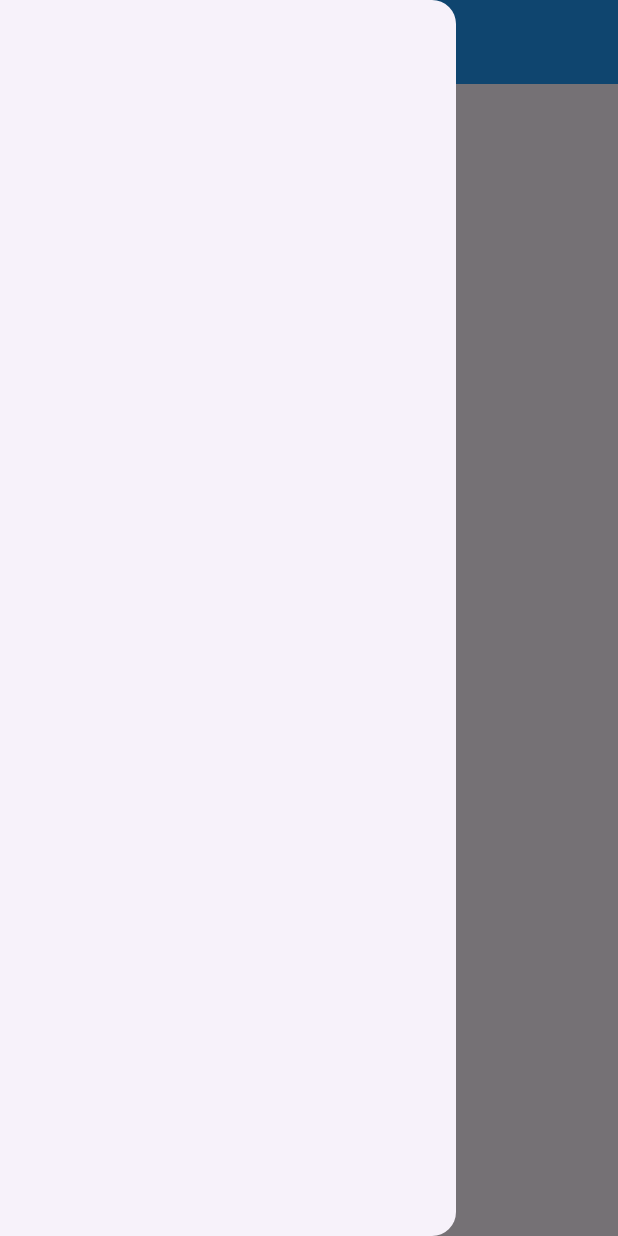
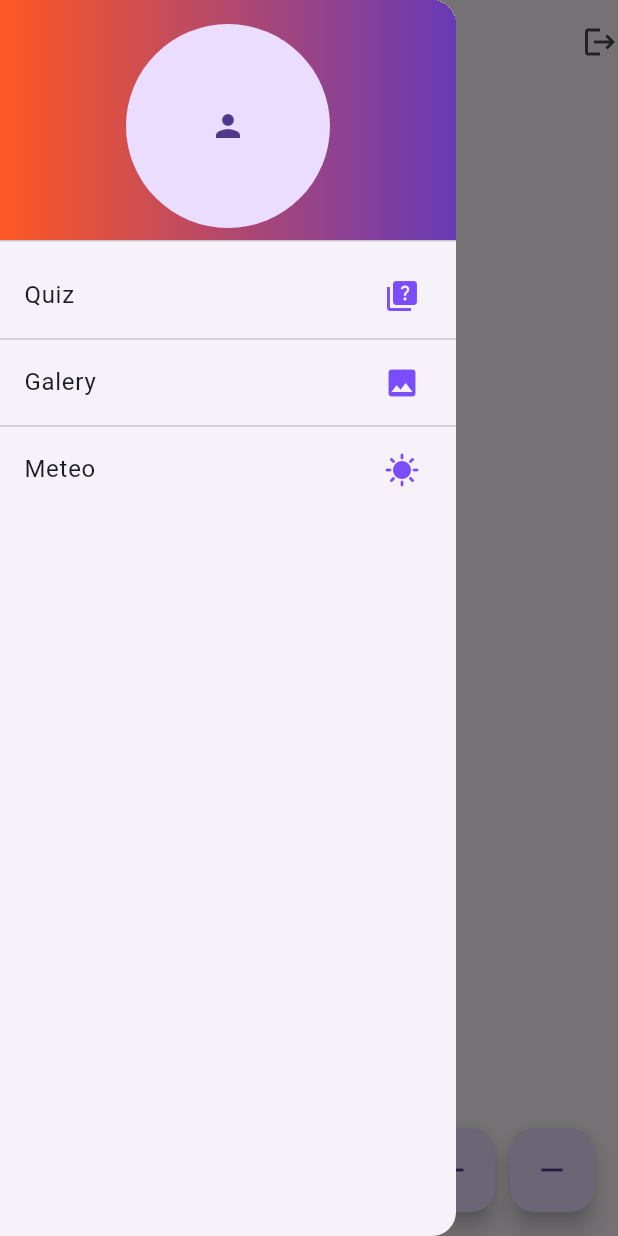
Before and after one commit to victoireMyinda/github-user-appmobile, a Flutter app: the screen it shows after launch, with the side drawer open, on a phone screen of 412 x 824 dp. Run offline on Flutter 3.47's test engine with Material 3 defaults, Android fonts, the light colour scheme and no system bars; our stand-ins replace get.

Commit message:
main:update

```diff
--- a/lib/config/router.dart
+++ b/lib/config/router.dart
@@ -1,4 +1,4 @@
-import 'package:formation/presentation/screens/home/home.dart';
+import 'package:formation/presentation/screens/home/home.screen.dart';
 import 'package:get/get_navigation/src/routes/get_route.dart';
 import 'package:get/get_navigation/src/routes/transitions_type.dart';
 
@@ -6,7 +6,7 @@ List<GetPage<dynamic>> getPages() {
   return [
     GetPage(
       name: '/',
-      page: () => const HomePageScreen(),
+      page: () => const HomeScreen(),
       transition: Transition.cupertino,
     ),
   ];
--- a/lib/main.dart
+++ b/lib/main.dart
@@ -1,6 +1,5 @@
 import 'package:flutter/material.dart';
 import 'package:formation/config/router.dart';
-import 'package:formation/presentation/screens/home/home.dart';
 import 'package:get/get.dart';
 
 void main() {
@@ -16,6 +15,8 @@ class MyApp extends StatelessWidget {
       debugShowCheckedModeBanner: false,
       initialRoute: '/',
       getPages: getPages(),
+      // translations: MyTranslations(),
+      locale: Locale('en', 'US'),
     );
   }
 }
--- a/lib/presentation/screens/home/home.dart
+++ /dev/null
@@ -1,16 +0,0 @@
-import 'package:flutter/material.dart';
-
-class HomePageScreen extends StatelessWidget {
-  const HomePageScreen({super.key});
-
-  @override
-  Widget build(BuildContext context) {
-    return Scaffold(
-      appBar: AppBar(title: const Text("Home"), backgroundColor: Colors.blue,),
-      drawer: const Drawer(),
-      body: const Center(
-        child: Text("Page home"),
-      ),
-    );
-  }
-}
--- /dev/null
+++ b/lib/presentation/screens/home/home.screen.dart
@@ -0,0 +1,54 @@
+import 'package:flutter/material.dart';
+import 'package:formation/presentation/widgets/drawer.widget.dart';
+
+class HomeScreen extends StatefulWidget {
+  const HomeScreen({super.key});
+
+  @override
+  State<HomeScreen> createState() => _HomeScreenState();
+}
+
+class _HomeScreenState extends State<HomeScreen> {
+  int counter = 1;
+
+  @override
+  Widget build(BuildContext context) {
+    return Scaffold(
+      drawer: const myDrawer(),
+      appBar: AppBar(
+        title: const Text("Home"),
+        actions: const [Icon(Icons.logout)],
+      ),
+      floatingActionButton: Row(
+        mainAxisAlignment: MainAxisAlignment.end,
+        children: [
+          FloatingActionButton(
+              child: const Icon(Icons.add),
+              onPressed: () {
+                ++counter;
+                setState(() {
+                  counter;
+                });
+              }),
+          const SizedBox(
+            width: 10,
+          ),
+          FloatingActionButton(
+              child: const Icon(Icons.remove),
+              onPressed: () {
+                --counter;
+                setState(() {
+                  counter;
+                });
+              }),
+        ],
+      ),
+      body: Center(
+        child: Text(
+          "Counter :  $counter",
+          textAlign: TextAlign.center,
+        ),
+      ),
+    );
+  }
+}
--- /dev/null
+++ b/lib/presentation/widgets/drawer.widget.dart
@@ -0,0 +1,49 @@
+import 'package:flutter/material.dart';
+
+class myDrawer extends StatelessWidget {
+  const myDrawer({super.key});
+
+  @override
+  Widget build(BuildContext context) {
+     return Drawer(
+    child: ListView(
+      children: const [
+        DrawerHeader(
+          decoration: BoxDecoration(
+            gradient: LinearGradient(
+              colors: [
+                Colors.deepOrange,
+                Colors.deepPurple
+              ],
+            )
+          ),
+          child: CircleAvatar(
+            child: Icon(Icons.person),
+          ),
+        ),
+        ListTile(
+          title: Text("Quiz"),
+
+          trailing: Icon(Icons.quiz, color: Colors.deepPurpleAccent,),
+        ),
+        Divider(
+          height: 2,
+        ),
+        ListTile(
+          title: Text("Galery"),
+
+          trailing: Icon(Icons.image,color: Colors.deepPurpleAccent,),
+        ),
+        Divider(
+          height: 2,
+        ),
+        ListTile(
+          title: Text("Meteo"),
+
+          trailing: Icon(Icons.sunny,color: Colors.deepPurpleAccent,),
+        ),
+      ],
+    ),
+  );
+  }
+}
```
Also changed, not shown: assets/images/locate.png (added).
